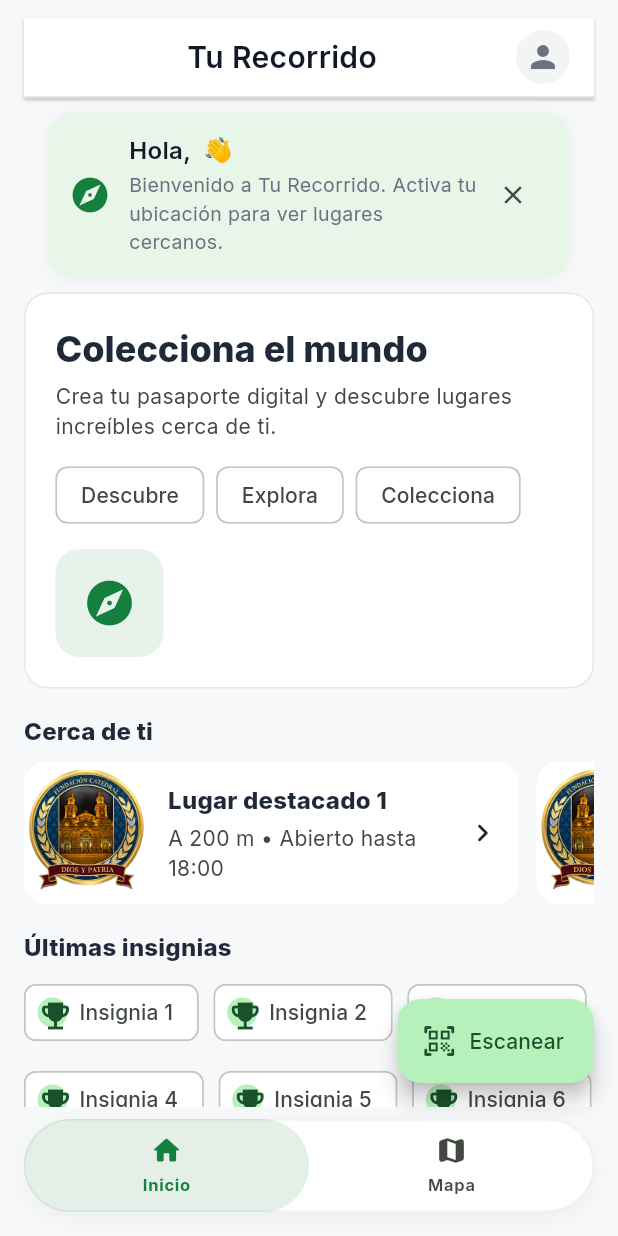
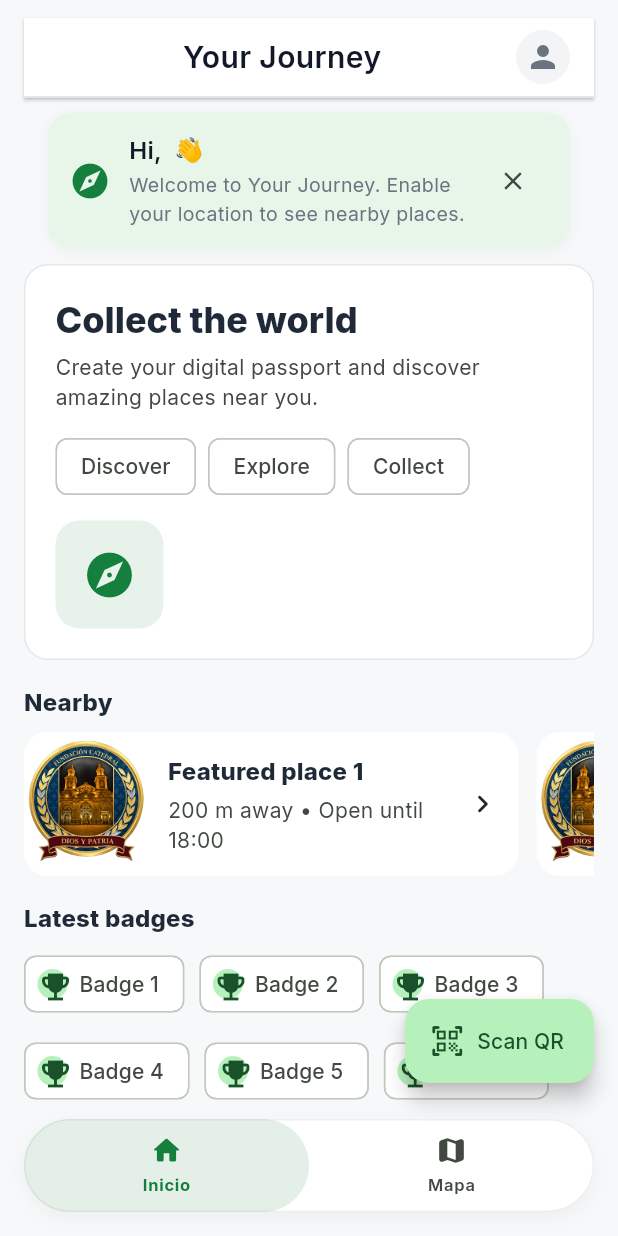
Before and after one commit to Benjaminsssss/tu_recorrido, a Flutter app: the screen it shows once a user with an empty profile is signed in, on a phone screen of 412 x 824 dp. Run offline on Flutter 3.47's test engine with Material 3 defaults, Android fonts, the phone set to English and light mode, and no system bars; our stand-ins replace cloud_firestore, easy_localization, firebase_auth, firebase_core, firebase_storage, geolocator and 5 more; missing offline and left inert: flutter_polyline_points; accounts and stored records are empty.

Commit message:
i18n(Home, header): reemplazo de literales por tr(); feat(profile): persistencia con Firestore/Storage (leer/guardar perfil y subir avatar)

```diff
--- a/tu_recorrido/assets/translations/en.json
+++ b/tu_recorrido/assets/translations/en.json
@@ -13,4 +13,18 @@
   "route_canceled": "Route canceled.",
   "poi_title": "Points of Interest",
   "scan_qr": "Scan QR"
+  ,
+  "collect_world": "Collect the world",
+  "home_hero_subtitle": "Create your digital passport and discover amazing places near you.",
+  "discover": "Discover",
+  "explore": "Explore",
+  "collect": "Collect",
+  "nearby": "Nearby",
+  "featured_place": "Featured place {n}",
+  "distance_meters_abbrev": "{m} m away",
+  "open_until": "Open until {time}",
+  "latest_badges": "Latest badges",
+  "badge": "Badge {n}",
+  "hello_name": "Hi, {name} 👋",
+  "welcome_activate_location": "Welcome to Your Journey. Enable your location to see nearby places."
 }
--- a/tu_recorrido/assets/translations/es.json
+++ b/tu_recorrido/assets/translations/es.json
@@ -13,4 +13,18 @@
   "route_canceled": "Ruta cancelada.",
   "poi_title": "Puntos de Interés",
   "scan_qr": "Escanear QR"
+  ,
+  "collect_world": "Colecciona el mundo",
+  "home_hero_subtitle": "Crea tu pasaporte digital y descubre lugares increíbles cerca de ti.",
+  "discover": "Descubre",
+  "explore": "Explora",
+  "collect": "Colecciona",
+  "nearby": "Cerca de ti",
+  "featured_place": "Lugar destacado {n}",
+  "distance_meters_abbrev": "A {m} m",
+  "open_until": "Abierto hasta {time}",
+  "latest_badges": "Últimas insignias",
+  "badge": "Insignia {n}",
+  "hello_name": "Hola, {name} 👋",
+  "welcome_activate_location": "Bienvenido a Tu Recorrido. Activa tu ubicación para ver lugares cercanos."
 }
--- a/tu_recorrido/assets/translations/fr.json
+++ b/tu_recorrido/assets/translations/fr.json
@@ -13,4 +13,18 @@
   "route_canceled": "Itinéraire annulé.",
   "poi_title": "Points d'intérêt",
   "scan_qr": "Scanner le QR"
+  ,
+  "collect_world": "Collectionne le monde",
+  "home_hero_subtitle": "Crée ton passeport numérique et découvre des lieux incroyables près de toi.",
+  "discover": "Découvre",
+  "explore": "Explore",
+  "collect": "Collectionne",
+  "nearby": "Près de toi",
+  "featured_place": "Lieu en vedette {n}",
+  "distance_meters_abbrev": "À {m} m",
+  "open_until": "Ouvert jusqu'à {time}",
+  "latest_badges": "Derniers badges",
+  "badge": "Badge {n}",
+  "hello_name": "Salut, {name} 👋",
+  "welcome_activate_location": "Bienvenue sur Ton Parcours. Active ta localisation pour voir les lieux à proximité."
 }
--- a/tu_recorrido/assets/translations/pt.json
+++ b/tu_recorrido/assets/translations/pt.json
@@ -13,4 +13,18 @@
   "route_canceled": "Rota cancelada.",
   "poi_title": "Pontos de Interesse",
   "scan_qr": "Escanear QR"
+  ,
+  "collect_world": "Colecione o mundo",
+  "home_hero_subtitle": "Crie seu passaporte digital e descubra lugares incríveis perto de você.",
+  "discover": "Descubra",
+  "explore": "Explore",
+  "collect": "Colecione",
+  "nearby": "Perto de você",
+  "featured_place": "Lugar em destaque {n}",
+  "distance_meters_abbrev": "A {m} m",
+  "open_until": "Aberto até {time}",
+  "latest_badges": "Últimas medalhas",
+  "badge": "Medalha {n}",
+  "hello_name": "Olá, {name} 👋",
+  "welcome_activate_location": "Bem-vindo ao Seu Percurso. Ative sua localização para ver lugares próximos."
 }
--- a/tu_recorrido/assets/translations/ru.json
+++ b/tu_recorrido/assets/translations/ru.json
@@ -13,4 +13,18 @@
   "route_canceled": "Маршрут отменён.",
   "poi_title": "Точки интереса",
   "scan_qr": "Сканировать QR"
+  ,
+  "collect_world": "Собирай мир",
+  "home_hero_subtitle": "Создай свой цифровой паспорт и открывай удивительные места рядом с тобой.",
+  "discover": "Открой",
+  "explore": "Исследуй",
+  "collect": "Собирай",
+  "nearby": "Рядом с тобой",
+  "featured_place": "Избранное место {n}",
+  "distance_meters_abbrev": "В {m} м",
+  "open_until": "Открыто до {time}",
+  "latest_badges": "Последние награды",
+  "badge": "Награда {n}",
+  "hello_name": "Привет, {name} 👋",
+  "welcome_activate_location": "Добро пожаловать в Твой Маршрут. Включи геолокацию, чтобы видеть места рядом."
 }
--- a/tu_recorrido/lib/screens/home.dart
+++ b/tu_recorrido/lib/screens/home.dart
@@ -1,4 +1,5 @@
 import 'package:flutter/material.dart';
+import 'package:easy_localization/easy_localization.dart';
 import 'package:firebase_auth/firebase_auth.dart';
 import '../services/auth_service.dart';
 import '../components/white_card.dart';
@@ -58,15 +59,15 @@ class _HomeScreenState extends State<HomeScreen> {
                     final text = Column(
                       crossAxisAlignment: CrossAxisAlignment.start,
                       children: [
-                        Text(
-                          'Colecciona el mundo',
+                            Text(
+                              tr('collect_world'),
                           style: Theme.of(context).textTheme.headlineSmall?.copyWith(
                             fontWeight: FontWeight.w800,
                           ),
                         ),
                         const SizedBox(height: 6),
-                        Text(
-                          'Crea tu pasaporte digital y descubre lugares increíbles cerca de ti.',
+                            Text(
+                              tr('home_hero_subtitle'),
                           style: Theme.of(context).textTheme.bodyMedium?.copyWith(
                             color: Theme.of(context).colorScheme.onSurfaceVariant,
                           ),
@@ -74,11 +75,11 @@ class _HomeScreenState extends State<HomeScreen> {
                         const SizedBox(height: 12),
                         Wrap(
                           spacing: 8,
-                          children: const [
-                            Chip(label: Text('Descubre')),
-                            Chip(label: Text('Explora')),
-                            Chip(label: Text('Colecciona')),
-                          ],
+                              children: [
+                                Chip(label: Text(tr('discover'))),
+                                Chip(label: Text(tr('explore'))),
+                                Chip(label: Text(tr('collect'))),
+                              ],
                         ),
                       ],
                     );
@@ -105,7 +106,7 @@ class _HomeScreenState extends State<HomeScreen> {
               ),
               const SizedBox(height: 16),
               // Sección: Cerca de ti
-              Text('Cerca de ti',
+                  Text(tr('nearby'),
                   style: Theme.of(context).textTheme.titleMedium
                       ?.copyWith(fontWeight: FontWeight.w800)),
               const SizedBox(height: 8),
@@ -120,8 +121,8 @@ class _HomeScreenState extends State<HomeScreen> {
                             ? 340
                             : MediaQuery.of(context).size.width * 0.8,
                     child: CollectionCard(
-                      title: 'Lugar destacado ${i + 1}',
-                      subtitle: 'A ${200 * (i + 1)} m • Abierto hasta 18:00',
+                          title: tr('featured_place', namedArgs: {'n': '${i + 1}'}),
+                          subtitle: '${tr('distance_meters_abbrev', namedArgs: {'m': '${200 * (i + 1)}'})} • ${tr('open_until', namedArgs: {'time': '18:00'})}',
                       imageAsset: 'assets/img/insiginia.png',
                       trailing: const Icon(Icons.chevron_right_rounded),
                       onTap: () {},
@@ -133,7 +134,7 @@ class _HomeScreenState extends State<HomeScreen> {
               ),
               const SizedBox(height: 16),
               // Sección: Últimas insignias
-              Text('Últimas insignias',
+                  Text(tr('latest_badges'),
                   style: Theme.of(context).textTheme.titleMedium
                       ?.copyWith(fontWeight: FontWeight.w800)),
               const SizedBox(height: 8),
@@ -144,7 +145,7 @@ class _HomeScreenState extends State<HomeScreen> {
                   6,
                   (i) => Chip(
                     avatar: const CircleAvatar(child: Icon(Icons.emoji_events)),
-                    label: Text('Insignia ${i + 1}'),
+                        label: Text(tr('badge', namedArgs: {'n': '${i + 1}'})),
                   ),
                 ),
               ),
@@ -154,7 +155,7 @@ class _HomeScreenState extends State<HomeScreen> {
           floatingActionButton: FloatingActionButton.extended(
             onPressed: () => Navigator.pushNamed(context, '/escaner'),
             icon: const Icon(Icons.qr_code_scanner_rounded),
-            label: const Text('Escanear'),
+              label: Text(tr('scan_qr')),
           ),
           bottomNavigationBar: BottomPillNav(
             currentIndex: _tab,
--- a/tu_recorrido/lib/widgets/home_header.dart
+++ b/tu_recorrido/lib/widgets/home_header.dart
@@ -1,4 +1,5 @@
 import 'package:flutter/material.dart';
+import 'package:easy_localization/easy_localization.dart';
 import 'package:shared_preferences/shared_preferences.dart';
 
 class HomeHeader extends StatefulWidget {
@@ -69,7 +70,7 @@ class _HomeHeaderState extends State<HomeHeader> {
                 Expanded(
                   child: Center(
                     child: Text(
-                      'Tu Recorrido',
+                      tr('app_title'),
                       style: TextStyle(
                         fontWeight: FontWeight.w600,
                         fontSize: 20,
@@ -141,7 +142,7 @@ class _HomeHeaderState extends State<HomeHeader> {
                     crossAxisAlignment: CrossAxisAlignment.start,
                     children: [
                       Text(
-                        'Hola, ${widget.nombre} 👋',
+                        tr('hello_name', namedArgs: {'name': widget.nombre}),
                         style: TextStyle(
                           fontWeight: FontWeight.w600,
                           fontSize: 16,
@@ -151,7 +152,7 @@ class _HomeHeaderState extends State<HomeHeader> {
                       ),
                       const SizedBox(height: 2),
                       Text(
-                        'Bienvenido a Tu Recorrido. Activa tu ubicación para ver lugares cercanos.',
+                        tr('welcome_activate_location'),
                         style: TextStyle(
                           fontSize: 13,
                           color: textSecondary,
```
Also changed, not shown: tu_recorrido/lib/screens/profile_screen.dart (+33 -2 lines), tu_recorrido/lib/services/profile_service.dart (added, +32 -0 lines).
